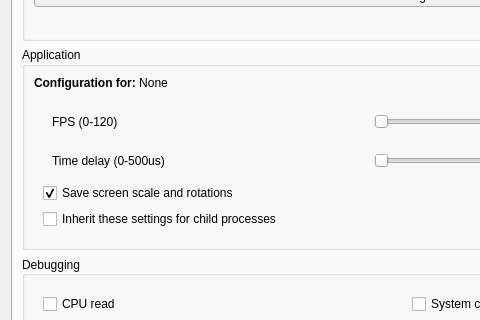
Old version of the form src/emu/qt/src/settings_dialog.ui in the repository EKA2L1/EKA2L1; both pictures show x 0 to 480 and y 160 to 480 of the 800 by 702 pixel window.
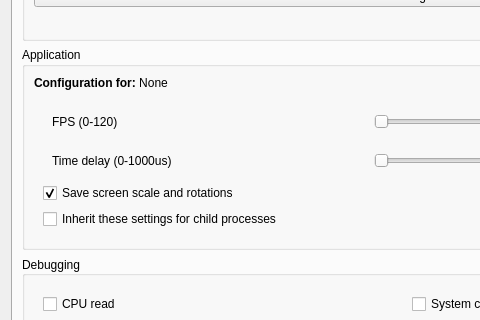
New version of the form. The open tabs and pages were chosen to show the change.

Commit message: qt: Extend time delay bar to maximum of 1ms

```diff
--- a/src/emu/qt/src/settings_dialog.ui
+++ b/src/emu/qt/src/settings_dialog.ui
@@ -117,7 +117,7 @@
                 <item>
                  <widget class="QLabel" name="app_config_time_delay_label">
                   <property name="text">
-                   <string>Time delay (0-500us)</string>
+                   <string>Time delay (0-1000us)</string>
                   </property>
                  </widget>
                 </item>
```
Left out of the diff: 2 changed lines with no effect on the pictures.
